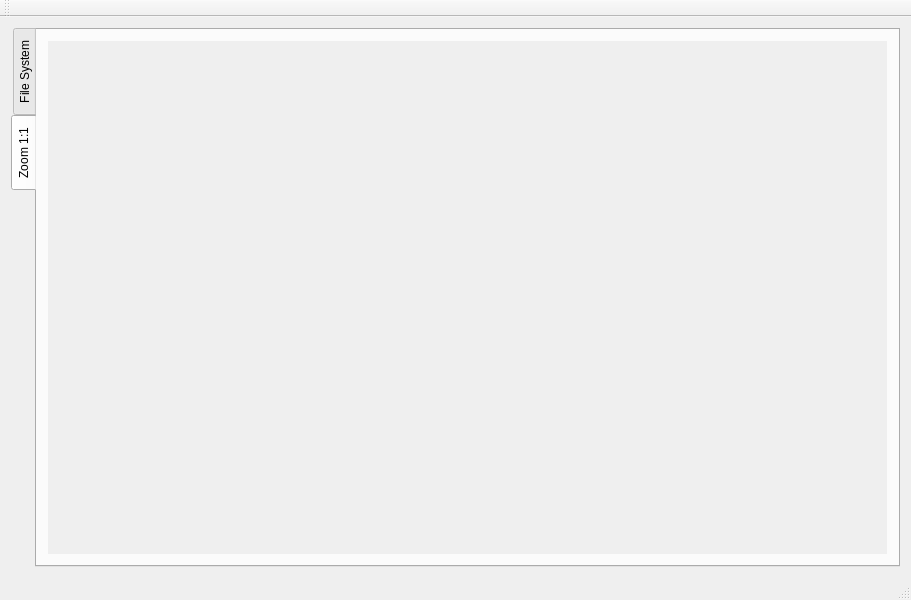
First picture: the form in mainwindow.ui, repository alexzk1/astroed, before the edit.
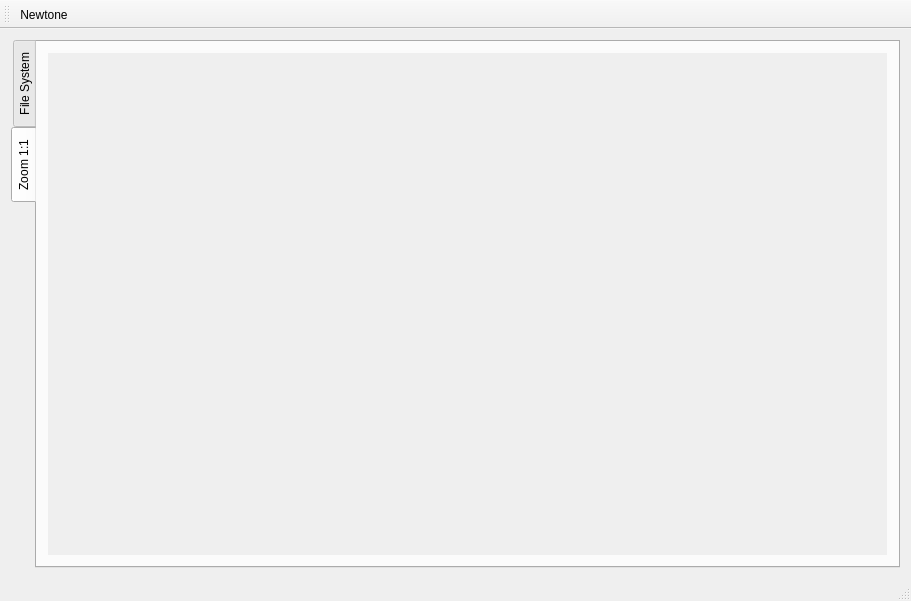
Second picture: the form after the edit. The open tabs and pages were chosen to show the change. Icons and pictures are not drawn. Custom widgets are drawn as their Qt base class.

Commit message: added "newtone" image loading and a switch for it (dumb, does not rotate active zoomed preview), so I can mirror pictures in 1 click now

Diff of the .ui file:
```diff
--- a/mainwindow.ui
+++ b/mainwindow.ui
@@ -7,7 +7,7 @@
     <x>0</x>
     <y>0</y>
     <width>911</width>
-    <height>600</height>
+    <height>601</height>
    </rect>
   </property>
   <property name="windowTitle">
@@ -111,8 +111,8 @@
             <rect>
              <x>0</x>
              <y>0</y>
-             <width>849</width>
-             <height>505</height>
+             <width>844</width>
+             <height>456</height>
             </rect>
            </property>
            <layout class="QVBoxLayout" name="verticalLayout_4">
@@ -153,14 +153,33 @@
    </property>
   </widget>
   <widget class="QToolBar" name="mainToolBar">
+   <property name="toolButtonStyle">
+    <enum>Qt::ToolButtonFollowStyle</enum>
+   </property>
    <attribute name="toolBarArea">
     <enum>TopToolBarArea</enum>
    </attribute>
    <attribute name="toolBarBreak">
     <bool>false</bool>
    </attribute>
+   <addaction name="actionNewtone"/>
   </widget>
   <widget class="QStatusBar" name="statusBar"/>
+  <action name="actionNewtone">
+   <property name="checkable">
+    <bool>true</bool>
+   </property>
+   <property name="icon">
+    <iconset resource="resources.qrc">
+     <normaloff>:/icons/icons/mirror-icon.png</normaloff>:/icons/icons/mirror-icon.png</iconset>
+   </property>
+   <property name="text">
+    <string>Newtone</string>
+   </property>
+   <property name="toolTip">
+    <string>Assumes pictures made by newtone (mirrored).</string>
+   </property>
+  </action>
  </widget>
  <layoutdefault spacing="6" margin="11"/>
  <customwidgets>
```
Left out of the diff: 2 changed lines with no effect on the pictures. The commit also changes 9 other files.
